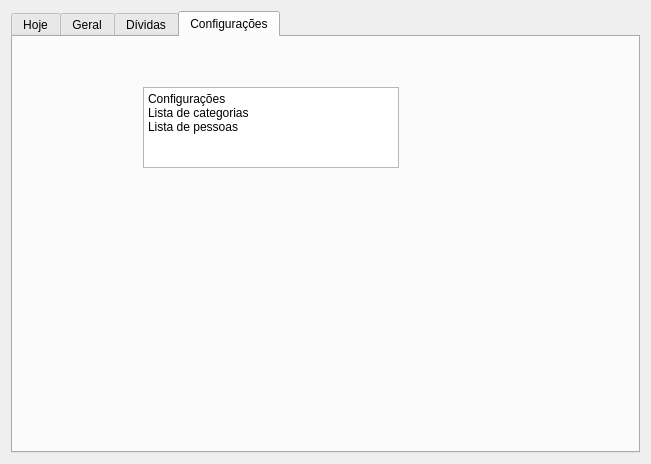
Qt form ui/janela.ui (vazerick/controle_gastos) before a commit.
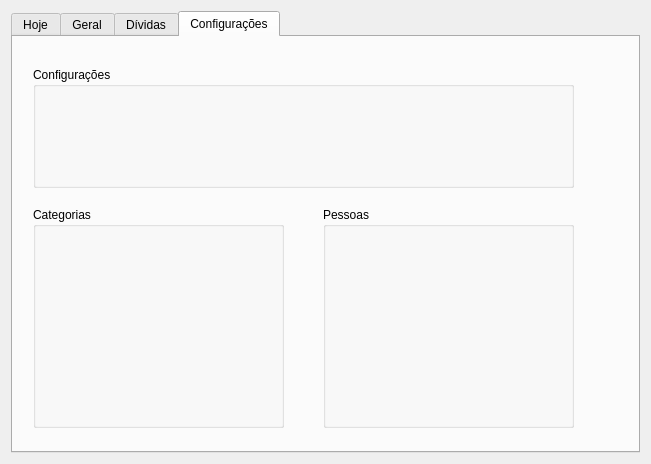
The same form after that commit. The open tabs and pages were chosen to show the change.

Patch:
```diff
--- a/ui/janela.ui
+++ b/ui/janela.ui
@@ -103,23 +103,43 @@
       <attribute name="title">
        <string>Configurações</string>
       </attribute>
-      <widget class="QTextBrowser" name="textBrowser_4">
+      <widget class="QGroupBox" name="groupBox">
        <property name="geometry">
         <rect>
-         <x>130</x>
-         <y>50</y>
-         <width>256</width>
-         <height>81</height>
+         <x>20</x>
+         <y>30</y>
+         <width>541</width>
+         <height>121</height>
         </rect>
        </property>
-       <property name="html">
-        <string>&lt;!DOCTYPE HTML PUBLIC &quot;-//W3C//DTD HTML 4.0//EN&quot; &quot;http://www.w3.org/TR/REC-html40/strict.dtd&quot;&gt;
-&lt;html&gt;&lt;head&gt;&lt;meta name=&quot;qrichtext&quot; content=&quot;1&quot; /&gt;&lt;style type=&quot;text/css&quot;&gt;
-p, li { white-space: pre-wrap; }
-&lt;/style&gt;&lt;/head&gt;&lt;body style=&quot; font-family:'Noto Sans'; font-size:9pt; font-weight:400; font-style:normal;&quot;&gt;
-&lt;p style=&quot; margin-top:0px; margin-bottom:0px; margin-left:0px; margin-right:0px; -qt-block-indent:0; text-indent:0px;&quot;&gt;Configurações&lt;/p&gt;
-&lt;p style=&quot; margin-top:0px; margin-bottom:0px; margin-left:0px; margin-right:0px; -qt-block-indent:0; text-indent:0px;&quot;&gt;Lista de categorias&lt;/p&gt;
-&lt;p style=&quot; margin-top:0px; margin-bottom:0px; margin-left:0px; margin-right:0px; -qt-block-indent:0; text-indent:0px;&quot;&gt;Lista de pessoas&lt;/p&gt;&lt;/body&gt;&lt;/html&gt;</string>
+       <property name="title">
+        <string>Configurações</string>
+       </property>
+      </widget>
+      <widget class="QGroupBox" name="groupBox_2">
+       <property name="geometry">
+        <rect>
+         <x>20</x>
+         <y>170</y>
+         <width>251</width>
+         <height>221</height>
+        </rect>
+       </property>
+       <property name="title">
+        <string>Categorias</string>
+       </property>
+      </widget>
+      <widget class="QGroupBox" name="groupBox_3">
+       <property name="geometry">
+        <rect>
+         <x>310</x>
+         <y>170</y>
+         <width>251</width>
+         <height>221</height>
+        </rect>
+       </property>
+       <property name="title">
+        <string>Pessoas</string>
        </property>
       </widget>
      </widget>
```
Left out of the diff: 2 changed lines with no effect on the pictures.
